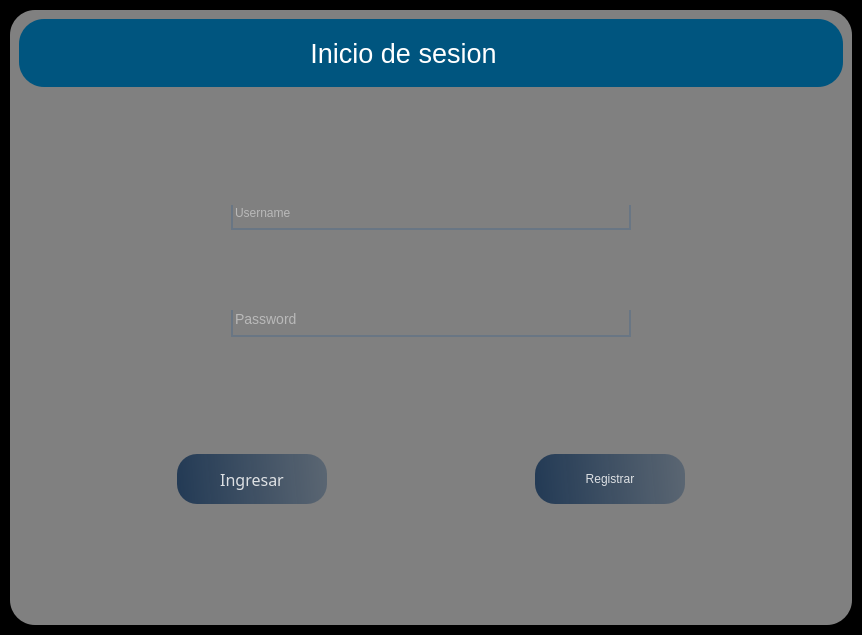
Reinaldito04/App-Consultas-y-Historias-Medicas, file interfaces/loggin.ui: the form before one commit.
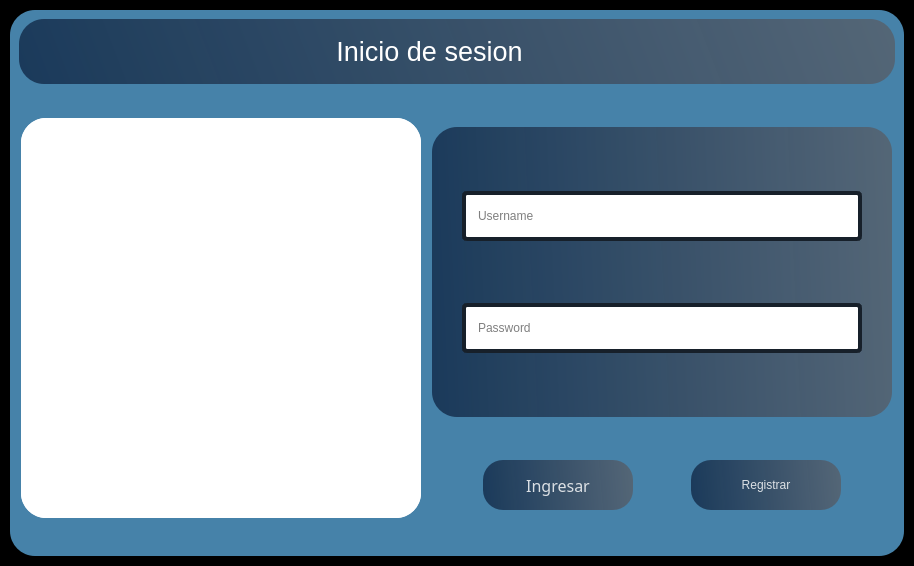
The form after the commit. Icons and pictures are not drawn.

Commit message: Ajuste en la Ui's y Ui de placas, logica de esta misma seccion en el main

```diff
--- a/interfaces/loggin.ui
+++ b/interfaces/loggin.ui
@@ -6,8 +6,8 @@
    <rect>
     <x>0</x>
     <y>0</y>
-    <width>862</width>
-    <height>635</height>
+    <width>914</width>
+    <height>566</height>
    </rect>
   </property>
   <property name="sizePolicy">
@@ -57,9 +57,11 @@
         <widget class="QFrame" name="frame">
          <property name="styleSheet">
           <string notr="true">QFrame{
-	background-color: gray;
+	background-color:rgb(70, 130, 169);
 border-radius:25px;
-}</string>
+color:white;
+}
+</string>
          </property>
          <property name="frameShape">
           <enum>QFrame::StyledPanel</enum>
@@ -67,12 +69,24 @@
          <property name="frameShadow">
           <enum>QFrame::Raised</enum>
          </property>
-         <layout class="QVBoxLayout" name="verticalLayout_4">
+         <layout class="QVBoxLayout" name="verticalLayout_5">
           <item>
            <widget class="QFrame" name="frame_2">
+            <property name="minimumSize">
+             <size>
+              <width>0</width>
+              <height>65</height>
+             </size>
+            </property>
+            <property name="maximumSize">
+             <size>
+              <width>16777215</width>
+              <height>65</height>
+             </size>
+            </property>
             <property name="styleSheet">
              <string notr="true">QFrame{
-background-color:rgb(0, 85, 127);
+background-color:qlineargradient(spread:pad, x1:0, y1:0.505682 , x2:1 , y2:0.477,stop:0 rgba(20,47,78,219), stop:1 rgba(85,98,112,226));
 }</string>
             </property>
             <property name="frameShape">
@@ -172,6 +186,162 @@
            </widget>
           </item>
           <item>
+           <layout class="QHBoxLayout" name="horizontalLayout_6">
+            <item>
+             <spacer name="horizontalSpacer_13">
+              <property name="orientation">
+               <enum>Qt::Horizontal</enum>
+              </property>
+              <property name="sizeHint" stdset="0">
+               <size>
+                <width>40</width>
+                <height>20</height>
+               </size>
+              </property>
+             </spacer>
+            </item>
+            <item>
+             <widget class="QFrame" name="frame_4">
+              <property name="minimumSize">
+               <size>
+                <width>400</width>
+                <height>400</height>
+               </size>
+              </property>
+              <property name="maximumSize">
+               <size>
+                <width>400</width>
+                <height>400</height>
+               </size>
+              </property>
+              <property name="styleSheet">
+               <string notr="true">QFrame{
+background-color:white;
+}</string>
+              </property>
+              <property name="frameShape">
+               <enum>QFrame::StyledPanel</enum>
+              </property>
+              <property name="frameShadow">
+               <enum>QFrame::Raised</enum>
+              </property>
+              <layout class="QVBoxLayout" name="verticalLayout_4">
+               <property name="spacing">
+                <number>0</number>
+               </property>
+               <property name="leftMargin">
+                <number>0</number>
+               </property>
+               <property name="topMargin">
+                <number>0</number>
+               </property>
+               <property name="rightMargin">
+                <number>0</number>
+               </property>
+               <property name="bottomMargin">
+                <number>0</number>
+               </property>
+               <item>
+                <widget class="QLabel" name="label">
+                 <property name="minimumSize">
+                  <size>
+                   <width>400</width>
+                   <height>400</height>
+                  </size>
+                 </property>
+                 <property name="maximumSize">
+                  <size>
+                   <width>400</width>
+                   <height>400</height>
+                  </size>
+                 </property>
+                 <property name="styleSheet">
+                  <string notr="true">QLabel{
+border:none;
+}</string>
+                 </property>
+                 <property name="text">
+                  <string/>
+                 </property>
+                 <property name="pixmap">
+                  <pixmap>ELEMENTOS GRAFICOS/github.png</pixmap>
+                 </property>
+                 <property name="scaledContents">
+                  <bool>true</bool>
+                 </property>
+                </widget>
+               </item>
+              </layout>
+             </widget>
+            </item>
+            <item>
+             <spacer name="horizontalSpacer_10">
+              <property name="orientation">
+               <enum>Qt::Horizontal</enum>
+              </property>
+              <property name="sizeHint" stdset="0">
+               <size>
+                <width>40</width>
+                <height>20</height>
+               </size>
+              </property>
+             </spacer>
+            </item>
+            <item>
+             <spacer name="horizontalSpacer_11">
+              <property name="orientation">
+               <enum>Qt::Horizontal</enum>
+              </property>
+              <property name="sizeHint" stdset="0">
+               <size>
+                <width>40</width>
+                <height>20</height>
+               </size>
+              </property>
+             </spacer>
+            </item>
+            <item>
+             <layout class="QVBoxLayout" name="verticalLayout_6">
+              <item>
+               <spacer name="verticalSpacer_6">
+                <property name="orientation">
+                 <enum>Qt::Vertical</enum>
+                </property>
+                <property name="sizeHint" stdset="0">
+                 <size>
+                  <width>20</width>
+                  <height>40</height>
+                 </size>
+                </property>
+               </spacer>
+              </item>
+              <item>
+               <widget class="QFrame" name="frame_3">
+                <property name="minimumSize">
+                 <size>
+                  <width>460</width>
+                  <height>290</height>
+                 </size>
+                </property>
+                <property name="maximumSize">
+                 <size>
+                  <width>460</width>
+                  <height>290</height>
+                 </size>
+                </property>
+                <property name="styleSheet">
+                 <string notr="true">QFrame{
+background-color:qlineargradient(spread:pad, x1:0, y1:0.505682 , x2:1 , y2:0.477,stop:0 rgba(20,47,78,219), stop:1 rgba(85,98,112,226));
+}</string>
+                </property>
+                <property name="frameShape">
+                 <enum>QFrame::StyledPanel</enum>
+                </property>
+                <property name="frameShadow">
+                 <enum>QFrame::Raised</enum>
+                </property>
+                <layout class="QVBoxLayout" name="verticalLayout_3">
+                 <item>
            <spacer name="verticalSpacer_2">
             <property name="orientation">
              <enum>Qt::Vertical</enum>
@@ -179,7 +349,7 @@
             <property name="sizeHint" stdset="0">
              <size>
               <width>20</width>
-              <height>40</height>
+                     <height>45</height>
              </size>
             </property>
            </spacer>
@@ -187,7 +357,7 @@
           <item>
            <layout class="QHBoxLayout" name="horizontalLayout_4">
             <item>
-             <spacer name="horizontalSpacer_2">
+                    <spacer name="horizontalSpacer_7">
               <property name="orientation">
                <enum>Qt::Horizontal</enum>
               </property>
@@ -199,67 +369,106 @@
               </property>
              </spacer>
             </item>
-            <item>
-             <layout class="QVBoxLayout" name="verticalLayout_3">
-              <property name="spacing">
-               <number>80</number>
-              </property>
               <item>
                <widget class="QLineEdit" name="txt_username">
                 <property name="minimumSize">
                  <size>
                   <width>400</width>
-                  <height>0</height>
+                       <height>50</height>
                  </size>
                 </property>
                 <property name="maximumSize">
                  <size>
                   <width>400</width>
-                  <height>16777215</height>
+                       <height>50</height>
                  </size>
                 </property>
                 <property name="styleSheet">
-                 <string notr="true">background-color:rgba(0,0,0,0); 
-border:none;
-border-bottom:2px solid rgba(105,118,132,255);
-color:rgba(255,255,255,230);
-padding-bottom:7px;
-border-left:2px solid rgba(105,118,132,255);
-border-right:2px solid rgba(105,118,132,255);
-font: 75 14pt &quot;Hack Nerd Font&quot;;</string>
+                      <string notr="true">QLineEdit{
+  height: 40px;
+  padding: 10px;
+  border: 4px solid #17202A;
+  border-radius: 5px;
+	font: 75 12pt &quot;MS Shell Dlg 2&quot;;
+}
+</string>
                 </property>
                 <property name="text">
                  <string/>
                 </property>
+                     <property name="alignment">
+                      <set>Qt::AlignLeading|Qt::AlignLeft|Qt::AlignVCenter</set>
+                     </property>
                 <property name="placeholderText">
                  <string>Username</string>
                 </property>
                </widget>
               </item>
               <item>
+                    <spacer name="horizontalSpacer_6">
+                     <property name="orientation">
+                      <enum>Qt::Horizontal</enum>
+                     </property>
+                     <property name="sizeHint" stdset="0">
+                      <size>
+                       <width>40</width>
+                       <height>20</height>
+                      </size>
+                     </property>
+                    </spacer>
+                   </item>
+                  </layout>
+                 </item>
+                 <item>
+                  <spacer name="verticalSpacer">
+                   <property name="orientation">
+                    <enum>Qt::Vertical</enum>
+                   </property>
+                   <property name="sizeHint" stdset="0">
+                    <size>
+                     <width>20</width>
+                     <height>45</height>
+                    </size>
+                   </property>
+                  </spacer>
+                 </item>
+                 <item>
+                  <layout class="QHBoxLayout" name="horizontalLayout_5">
+                   <item>
+                    <spacer name="horizontalSpacer_8">
+                     <property name="orientation">
+                      <enum>Qt::Horizontal</enum>
+                     </property>
+                     <property name="sizeHint" stdset="0">
+                      <size>
+                       <width>40</width>
+                       <height>20</height>
+                      </size>
+                     </property>
+                    </spacer>
+                   </item>
+                   <item>
                <widget class="QLineEdit" name="txt_password">
                 <property name="minimumSize">
                  <size>
                   <width>400</width>
-                  <height>0</height>
+                       <height>50</height>
                  </size>
                 </property>
                 <property name="maximumSize">
                  <size>
                   <width>400</width>
-                  <height>16777215</height>
+                       <height>50</height>
                  </size>
                 </property>
                 <property name="styleSheet">
-                 <string notr="true">background-color:rgba(0,0,0,0); 
-border:none;
-border-bottom:2px solid rgba(105,118,132,255);
-color:rgba(255,255,255,230);
-padding-bottom:7px;
-border-left:2px solid rgba(105,118,132,255);
-border-right:2px solid rgba(105,118,132,255);
-font-size:14px;
-font: 75 14pt &quot;Hack Nerd Font&quot;;</string>
+                      <string notr="true">QLineEdit{
+ height: 40px;
+ padding: 10px;
+ border: 4px solid #17202A;
+ border-radius: 5px;
+font: 75 12pt &quot;MS Shell Dlg 2&quot;;
+}</string>
                 </property>
                 <property name="text">
                  <string/>
@@ -272,10 +481,8 @@
                 </property>
                </widget>
               </item>
-             </layout>
-            </item>
             <item>
-             <spacer name="horizontalSpacer_3">
+                    <spacer name="horizontalSpacer_9">
               <property name="orientation">
                <enum>Qt::Horizontal</enum>
               </property>
@@ -290,23 +497,49 @@
            </layout>
           </item>
           <item>
-           <spacer name="verticalSpacer">
+                  <spacer name="verticalSpacer_3">
             <property name="orientation">
              <enum>Qt::Vertical</enum>
             </property>
             <property name="sizeHint" stdset="0">
              <size>
               <width>20</width>
-              <height>94</height>
+                     <height>45</height>
+                    </size>
+                   </property>
+                  </spacer>
+                 </item>
+                </layout>
+               </widget>
+              </item>
+              <item>
+               <spacer name="verticalSpacer_5">
+                <property name="orientation">
+                 <enum>Qt::Vertical</enum>
+                </property>
+                <property name="sizeHint" stdset="0">
+                 <size>
+                  <width>20</width>
+                  <height>40</height>
              </size>
             </property>
            </spacer>
           </item>
           <item>
            <layout class="QHBoxLayout" name="horizontalLayout_2">
-            <property name="spacing">
-             <number>50</number>
-            </property>
+                <item>
+                 <spacer name="horizontalSpacer_2">
+                  <property name="orientation">
+                   <enum>Qt::Horizontal</enum>
+                  </property>
+                  <property name="sizeHint" stdset="0">
+                   <size>
+                    <width>40</width>
+                    <height>20</height>
+                   </size>
+                  </property>
+                 </spacer>
+                </item>
             <item>
              <widget class="QPushButton" name="btn_login">
               <property name="minimumSize">
@@ -363,6 +596,19 @@
               </property>
              </widget>
             </item>
+                <item>
+                 <spacer name="horizontalSpacer_5">
+                  <property name="orientation">
+                   <enum>Qt::Horizontal</enum>
+                  </property>
+                  <property name="sizeHint" stdset="0">
+                   <size>
+                    <width>40</width>
+                    <height>20</height>
+                   </size>
+                  </property>
+                 </spacer>
+                </item>
             <item>
              <widget class="QPushButton" name="btn_adduser">
               <property name="minimumSize">
@@ -400,6 +646,19 @@
               </property>
              </widget>
             </item>
+                <item>
+                 <spacer name="horizontalSpacer_3">
+                  <property name="orientation">
+                   <enum>Qt::Horizontal</enum>
+                  </property>
+                  <property name="sizeHint" stdset="0">
+                   <size>
+                    <width>40</width>
+                    <height>20</height>
+                   </size>
+                  </property>
+                 </spacer>
+                </item>
            </layout>
           </item>
           <item>
@@ -410,10 +669,27 @@
             <property name="sizeHint" stdset="0">
              <size>
               <width>20</width>
-              <height>60</height>
+                  <height>40</height>
              </size>
             </property>
            </spacer>
+              </item>
+             </layout>
+            </item>
+            <item>
+             <spacer name="horizontalSpacer_12">
+              <property name="orientation">
+               <enum>Qt::Horizontal</enum>
+              </property>
+              <property name="sizeHint" stdset="0">
+               <size>
+                <width>40</width>
+                <height>20</height>
+               </size>
+              </property>
+             </spacer>
+            </item>
+           </layout>
           </item>
          </layout>
         </widget>
```
Lines whose indentation alone changed are shown as unchanged. The commit also changes 5 other files.
